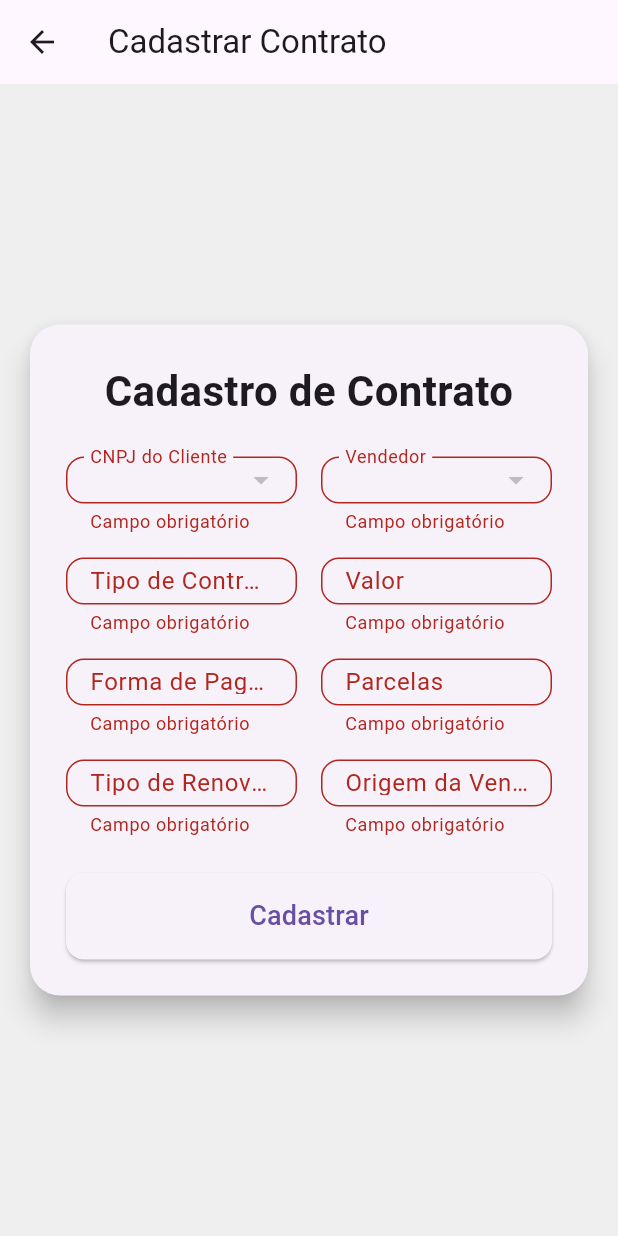
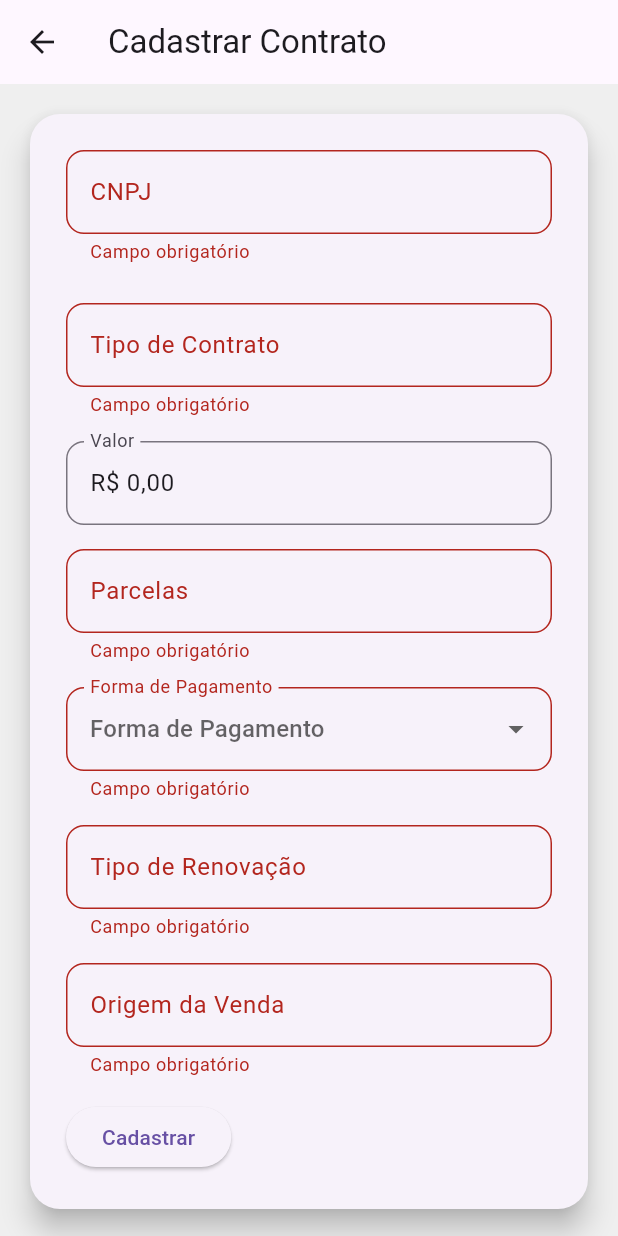
Before and after one commit to Raizhe/comissao-flutter-web, a Flutter app: the ContractFormPage screen opened by its route, after a tap on "Cadastrar", on a phone screen of 412 x 824 dp. Run offline on Flutter 3.47's test engine with Material 3 defaults, Android fonts, the phone set to English and light mode, and no system bars; our stand-ins replace cloud_firestore, firebase_auth, firebase_core, fl_chart, flutter_masked_text2, get; accounts and stored records are empty.

Commit message:
update project

```diff
--- a/lib/presentation/screens/contract/contract_form_page.dart
+++ b/lib/presentation/screens/contract/contract_form_page.dart
@@ -2,6 +2,7 @@ import 'package:flutter/material.dart';
 import 'package:get/get.dart';
 import 'package:uuid/uuid.dart';
 import 'package:cloud_firestore/cloud_firestore.dart';
+import 'package:flutter_masked_text2/flutter_masked_text2.dart';
 import '../../../data/models/contract_model.dart';
 import '../contract/controllers/contracts_controller.dart';
 
@@ -18,24 +19,29 @@ class _ContractFormPageState extends State<ContractFormPage> {
   final _formKey = GlobalKey<FormState>();
 
   final _typeController = TextEditingController();
-  final _amountController = TextEditingController();
+  final _amountController = MoneyMaskedTextController(
+    decimalSeparator: ',',
+    thousandSeparator: '.',
+    leftSymbol: 'R\$ ',
+  );
   final _paymentMethodController = TextEditingController();
   final _installmentsController = TextEditingController();
   final _renewalTypeController = TextEditingController();
   final _salesOriginController = TextEditingController();
 
+  final _cnpjController = MaskedTextController(mask: '00.000.000/0000-00');
+  final _cpfController = MaskedTextController(mask: '000.000.000-00');
+
   String? _selectedSellerId;
-  String? _selectedClientCNPJ;
   String? _selectedClientName;
-
-  List<Map<String, String>> _sellers = [];
-  List<Map<String, String>> _clients = [];
+  List<Map<String, dynamic>> _clients = [];
+  List<Map<String, dynamic>> _sellers = [];
+  bool _showClientSuggestions = false; // Controle da lista de sugestões
 
   @override
   void initState() {
     super.initState();
     _fetchSellers();
-    _fetchClientCNPJs();
   }
 
   Future<void> _fetchSellers() async {
@@ -43,48 +49,39 @@ class _ContractFormPageState extends State<ContractFormPage> {
     await FirebaseFirestore.instance.collection('sellers').get();
 
     setState(() {
-      _sellers = snapshot.docs.map((doc) {
-        final data = doc.data();
-        return {
-          'uid': doc.id,
-          'name': data['name']?.toString() ?? 'Sem Nome',
-        };
-      }).toList();
+      _sellers = snapshot.docs.map((doc) => doc.data()).toList();
     });
   }
 
-  Future<void> _fetchClientCNPJs() async {
-    QuerySnapshot<Map<String, dynamic>> snapshot =
-    await FirebaseFirestore.instance.collection('clients').get();
+  Future<void> _searchClient(String query) async {
+    QuerySnapshot<Map<String, dynamic>> snapshot = await FirebaseFirestore
+        .instance
+        .collection('clients')
+        .where('cnpj', isGreaterThanOrEqualTo: query)
+        .limit(5)
+        .get();
 
     setState(() {
-      _clients = snapshot.docs.map((doc) {
-        final data = doc.data();
-        return {
-          'cnpj': data['cnpj']?.toString() ?? 'Sem CNPJ',
-          'name': data['name']?.toString() ?? 'Sem Nome',
-        };
-      }).toList();
+      _clients = snapshot.docs.map((doc) => doc.data()).toList();
+      _showClientSuggestions = _clients.isNotEmpty;
     });
   }
 
   Future<void> _addContract() async {
-    if (!_formKey.currentState!.validate()) {
-      return;
-    }
+    if (!_formKey.currentState!.validate()) return;
 
     try {
       String contractId = const Uuid().v4();
 
       ContractModel newContract = ContractModel(
         contractId: contractId,
-        clientCNPJ: _selectedClientCNPJ!,
+        clientCNPJ: _cnpjController.text,
         clientName: _selectedClientName!,
         sellerId: _selectedSellerId!,
         type: _typeController.text.trim(),
-        amount: double.parse(_amountController.text.trim()),
+        amount: double.parse(
+            _amountController.text.replaceAll(RegExp(r'[^\d.]'), '')),
         startDate: DateTime.now(),
-        endDate: null,
         status: 'ativo',
         createdAt: DateTime.now(),
         paymentMethod: _paymentMethodController.text.trim(),
@@ -95,27 +92,71 @@ class _ContractFormPageState extends State<ContractFormPage> {
 
       await _contractController.addContract(newContract);
 
-      Get.snackbar(
-        'Sucesso',
-        'Contrato cadastrado com sucesso!',
+      Get.snackbar('Sucesso', 'Contrato cadastrado com sucesso!',
           backgroundColor: Colors.green,
           colorText: Colors.white,
           snackPosition: SnackPosition.BOTTOM,
-        duration: const Duration(seconds: 3),
-      );
+          duration: const Duration(seconds: 3));
 
-      Future.delayed(const Duration(seconds: 1), () {
       Get.offAllNamed('/home');
-      });
     } catch (e) {
-      Get.snackbar(
-        'Erro',
-        'Erro ao cadastrar contrato: $e',
+      Get.snackbar('Erro', 'Erro ao cadastrar contrato: $e',
           backgroundColor: Colors.red,
           colorText: Colors.white,
-        snackPosition: SnackPosition.BOTTOM,
+          snackPosition: SnackPosition.BOTTOM);
+    }
+  }
+
+  Widget _buildSearchableCnpjField() {
+    return Column(
+      children: [
+        TextFormField(
+          controller: _cnpjController,
+          decoration: InputDecoration(
+            labelText: 'CNPJ',
+            border: OutlineInputBorder(
+              borderRadius: BorderRadius.circular(12.0),
+            ),
+          ),
+          onChanged: (value) {
+            if (value.length >= 14) {
+              _searchClient(value);
+            } else {
+              setState(() {
+                _showClientSuggestions = false;
+              });
+            }
+          },
+          validator: (value) =>
+          value == null || value.isEmpty ? 'Campo obrigatório' : null,
+        ),
+        const SizedBox(height: 10),
+        _showClientSuggestions
+            ? ListView.builder(
+          shrinkWrap: true,
+          itemCount: _clients.length,
+          itemBuilder: (context, index) {
+            final client = _clients[index];
+            final clientName =
+                client['name'] ?? 'Nome não disponível';
+            final clientCnpj = client['cnpj'] ?? '';
+
+            return ListTile(
+              title: Text('$clientName - $clientCnpj'),
+              onTap: () {
+                setState(() {
+                  _cnpjController.text = clientCnpj;
+                  _cpfController.text = client['cpf'] ?? '';
+                  _selectedClientName = clientName;
+                  _showClientSuggestions = false;
+                });
+              },
             );
-    }
+          },
+        )
+            : const SizedBox.shrink(),
+      ],
+    );
   }
 
   @override
@@ -140,32 +181,23 @@ class _ContractFormPageState extends State<ContractFormPage> {
                   padding: const EdgeInsets.all(24.0),
                   child: Form(
                     key: _formKey,
-                    child: Column(
-                      crossAxisAlignment: CrossAxisAlignment.stretch,
+                    child: Wrap(
+                      spacing: 16.0,
+                      runSpacing: 16.0,
                       children: [
-                        const Text(
-                          'Cadastro de Contrato',
-                          textAlign: TextAlign.center,
-                          style: TextStyle(
-                            fontSize: 28,
-                            fontWeight: FontWeight.bold,
-                          ),
-                        ),
-                        const SizedBox(height: 24),
-                        _buildFormGrid(),
-                        const SizedBox(height: 24),
+                        _buildSearchableCnpjField(),
+                        _buildTextField(_typeController, 'Tipo de Contrato'),
+                        _buildCurrencyField(),
+                        _buildTextField(_installmentsController, 'Parcelas',
+                            TextInputType.number),
+                        _buildPaymentMethodDropdown(),
+                        _buildTextField(
+                            _renewalTypeController, 'Tipo de Renovação'),
+                        _buildTextField(
+                            _salesOriginController, 'Origem da Venda'),
                         ElevatedButton(
-                          style: ElevatedButton.styleFrom(
-                            padding: const EdgeInsets.symmetric(vertical: 16.0),
-                            shape: RoundedRectangleBorder(
-                              borderRadius: BorderRadius.circular(12.0),
-                            ),
-                          ),
                           onPressed: _addContract,
-                          child: const Text(
-                            'Cadastrar',
-                            style: TextStyle(fontSize: 18),
-                          ),
+                          child: const Text('Cadastrar'),
                         ),
                       ],
                     ),
@@ -179,73 +211,8 @@ class _ContractFormPageState extends State<ContractFormPage> {
     );
   }
 
-  Widget _buildFormGrid() {
-    return GridView(
-      shrinkWrap: true,
-      physics: const NeverScrollableScrollPhysics(),
-      gridDelegate: const SliverGridDelegateWithFixedCrossAxisCount(
-        crossAxisCount: 2,
-        childAspectRatio: 3,
-        crossAxisSpacing: 16,
-        mainAxisSpacing: 16,
-      ),
-      children: [
-        _buildDropdownField(
-          'CNPJ do Cliente',
-          _selectedClientCNPJ,
-          _clients,
-              (value) {
-            setState(() {
-              _selectedClientCNPJ = value;
-              _selectedClientName =
-              _clients.firstWhere((client) => client['cnpj'] == value)['name'];
-            });
-          },
-        ),
-        _buildDropdownField('Vendedor', _selectedSellerId, _sellers, (value) {
-          setState(() {
-            _selectedSellerId = value;
-          });
-        }),
-        _buildTextField(_typeController, 'Tipo de Contrato'),
-        _buildTextField(_amountController, 'Valor', TextInputType.number),
-        _buildTextField(_paymentMethodController, 'Forma de Pagamento'),
-        _buildTextField(_installmentsController, 'Parcelas', TextInputType.number),
-        _buildTextField(_renewalTypeController, 'Tipo de Renovação'),
-        _buildTextField(_salesOriginController, 'Origem da Venda'),
-      ],
-    );
-  }
-
-  Widget _buildDropdownField(
-      String label,
-      String? value,
-      List<Map<String, String>> items,
-      ValueChanged<String?> onChanged,
-      ) {
-    return DropdownButtonFormField<String>(
-      value: value,
-      hint: Text(label),
-      items: items.map((item) {
-        return DropdownMenuItem<String>(
-          value: item['uid'] ?? item['cnpj'],
-          child: Text('${item['cnpj'] ?? ''} - ${item['name']}'),
-        );
-      }).toList(),
-      onChanged: onChanged,
-      decoration: InputDecoration(
-        labelText: label,
-        border: OutlineInputBorder(
-          borderRadius: BorderRadius.circular(12.0),
-        ),
-      ),
-      validator: (value) =>
-      value == null || value.isEmpty ? 'Campo obrigatório' : null,
-    );
-  }
-
-  Widget _buildTextField(
-      TextEditingController controller, String label, [TextInputType? type]) {
+  Widget _buildTextField(TextEditingController controller, String label,
+      [TextInputType? type]) {
     return TextFormField(
       controller: controller,
       keyboardType: type,
@@ -259,4 +226,41 @@ class _ContractFormPageState extends State<ContractFormPage> {
       value == null || value.isEmpty ? 'Campo obrigatório' : null,
     );
   }
+
+  Widget _buildCurrencyField() {
+    return TextFormField(
+      controller: _amountController,
+      keyboardType: TextInputType.number,
+      decoration: InputDecoration(
+        labelText: 'Valor',
+        border: OutlineInputBorder(
+          borderRadius: BorderRadius.circular(12.0),
+        ),
+      ),
+      validator: (value) =>
+      value == null || value.isEmpty ? 'Campo obrigatório' : null,
+    );
   }
+
+  Widget _buildPaymentMethodDropdown() {
+    const paymentMethods = ['Crédito', 'Débito', 'Boleto'];
+
+    return DropdownButtonFormField<String>(
+      hint: const Text('Forma de Pagamento'),
+      items: paymentMethods.map((method) {
+        return DropdownMenuItem(value: method, child: Text(method));
+      }).toList(),
+      onChanged: (value) {
+        _paymentMethodController.text = value!;
+      },
+      decoration: InputDecoration(
+        labelText: 'Forma de Pagamento',
+        border: OutlineInputBorder(
+          borderRadius: BorderRadius.circular(12.0),
+        ),
+      ),
+      validator: (value) =>
+      value == null || value.isEmpty ? 'Campo obrigatório' : null,
+    );
+  }
+}
```
Lines whose indentation alone changed are shown as unchanged.
